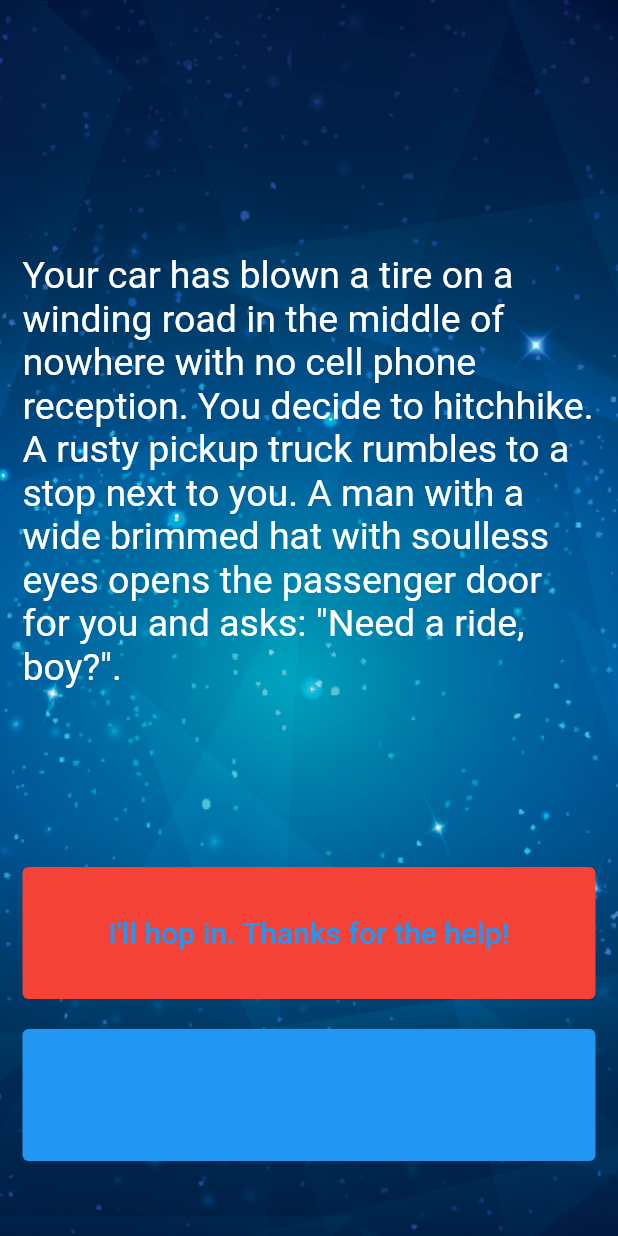
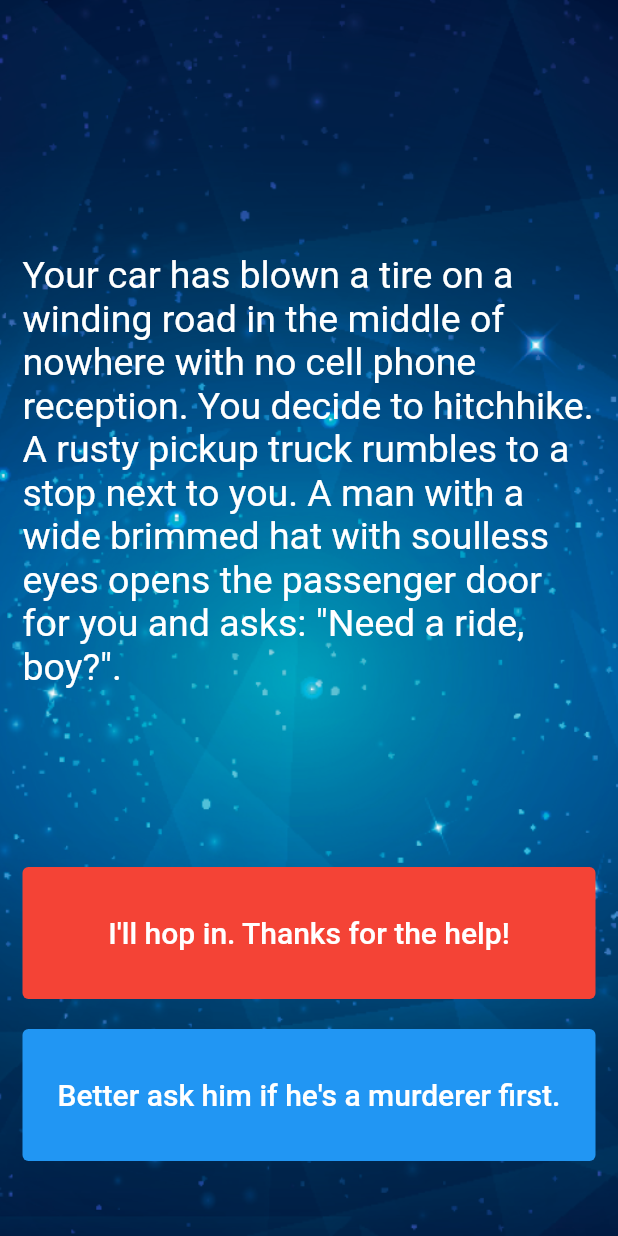
Before and after one commit to Sandra-chemist/destini_flutter_app, a Flutter app: the screen it shows after launch, on a phone screen of 412 x 824 dp. Run offline on Flutter 3.47's test engine with Material 2 defaults, Android fonts, the phone set to English and light mode, and no system bars.

Commit message:
code was refactored

```diff
--- a/lib/main.dart
+++ b/lib/main.dart
@@ -40,7 +40,7 @@ class _StoryPageState extends State<StoryPage> {
                 child: Center(
                   child: Text(
                     storyBrain.getStory(),
-                    style: TextStyle(
+                    style: const TextStyle(
                       fontSize: 25.0,
                     ),
                   ),
@@ -58,22 +58,24 @@ class _StoryPageState extends State<StoryPage> {
                     },
                     style: TextButton.styleFrom(
                       backgroundColor: Colors.red,
+                      foregroundColor: Colors.white,
                     ),
                     child: Text(
                       storyBrain.getChoice1(),
-                      style: TextStyle(
+                      style: const TextStyle(
                         fontSize: 20.0,
                       ),
                     ),
                   ),
                 ),
               ),
-              SizedBox(
+              const SizedBox(
                 height: 20.0,
               ),
               Expanded(
                 flex: 2,
-                //TODO: Step 28 - Set the "visible" property of the Visibility Widget to equal the output from the buttonShouldBeVisible() method in the storyBrain.
+                child: Visibility(
+                  visible: storyBrain.buttonShouldBeVisible(),
                   child: TextButton(
                     onPressed: () {
                       //Choice 2 made by user.
@@ -83,11 +85,13 @@ class _StoryPageState extends State<StoryPage> {
                     },
                     style: TextButton.styleFrom(
                       backgroundColor: Colors.blue,
+                      foregroundColor: Colors.white,
                     ),
                     child: Text(
                       storyBrain.getChoice2(),
-                    style: TextStyle(
+                      style: const TextStyle(
                         fontSize: 20.0,
+                      ),
                     ),
                   ),
                 ),
@@ -99,5 +103,3 @@ class _StoryPageState extends State<StoryPage> {
     );
   }
 }
-
-//TODO: Step 29 - Run the app and test it against the Story Outline to make sure you've completed all the steps. The code for the completed app can be found here: https://github.com/londonappbrewery/destini-challenge-completed/
```
Lines whose indentation alone changed are shown as unchanged.
